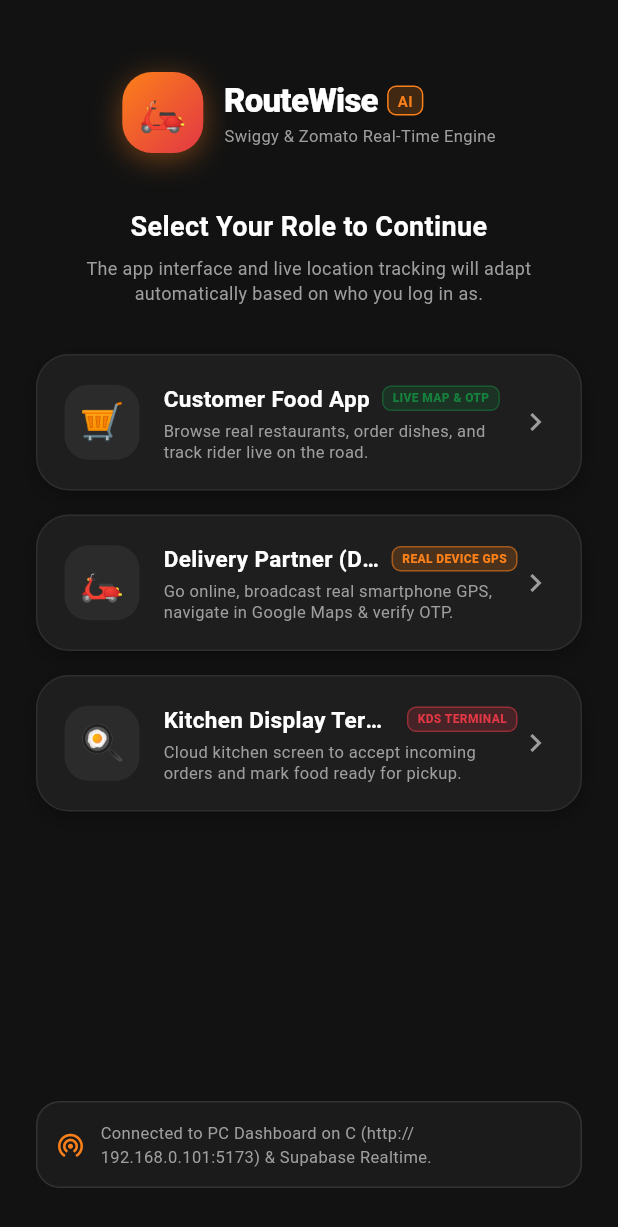
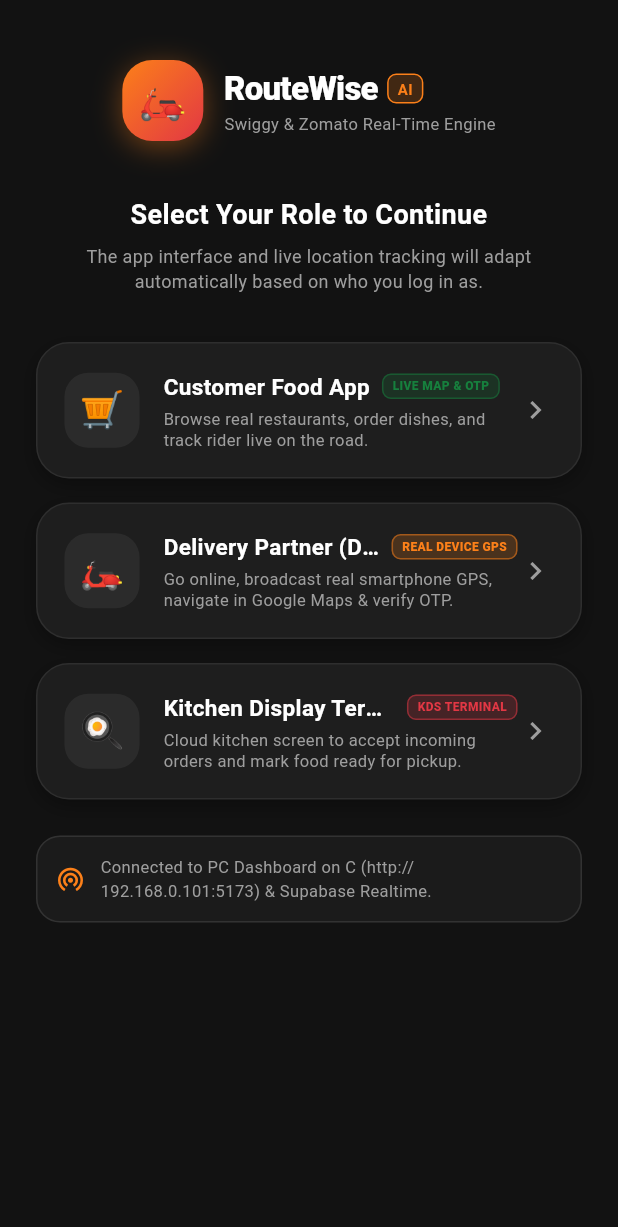
Before and after one commit to PrajwalTheCoder/delivery-app, a Flutter app: the screen it shows after launch, on a phone screen of 412 x 824 dp. Shown: the top 1227 px of the screen. Run offline on Flutter 3.47's test engine with Material 3 defaults, Android fonts, the phone set to English and light mode, and no system bars; our stand-ins replace flutter_map, geolocator, latlong2, supabase_flutter; accounts and stored records are empty.

Commit message:
fix(mobile): make role selection scrollable and allow build path override

```diff
--- a/mobile_app/lib/screens/auth/role_select_screen.dart
+++ b/mobile_app/lib/screens/auth/role_select_screen.dart
@@ -31,8 +31,8 @@
     return Scaffold(
       backgroundColor: const Color(0xFF121212),
       body: SafeArea(
-        child: Padding(
-          padding: const EdgeInsets.symmetric(horizontal: 24.0, vertical: 32.0),
+        child: SingleChildScrollView(
+          padding: const EdgeInsets.symmetric(horizontal: 24.0, vertical: 24.0),
           child: Column(
             crossAxisAlignment: CrossAxisAlignment.stretch,
             children: [
@@ -167,7 +167,7 @@
                 borderColor: const Color(0xFF2E2E2E),
               ),
 
-              const Spacer(),
+              const SizedBox(height: 24),
 
               // Supabase & PC Dashboard Connection Info
               Container(
```
Also changed, not shown: 1 other file.
